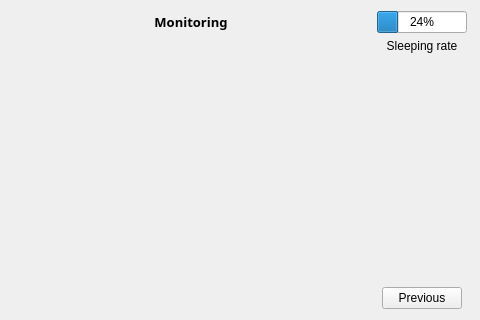
This is monitorpage.ui in veda-team4/DMS as Qt 5 draws it before an edit. The edited form follows.
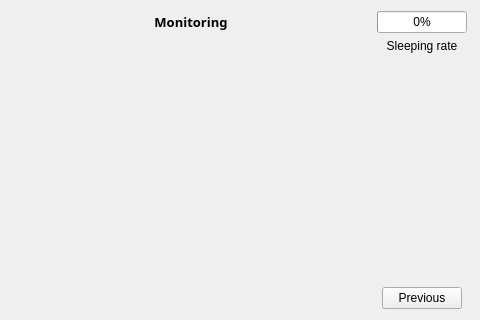
This is the edited form.

```diff
--- a/monitorpage.ui
+++ b/monitorpage.ui
@@ -106,7 +106,7 @@
           </size>
          </property>
          <property name="value">
-          <number>24</number>
+          <number>0</number>
          </property>
         </widget>
        </item>
```
Left out of the diff: 2 changed lines with no effect on the pictures.
